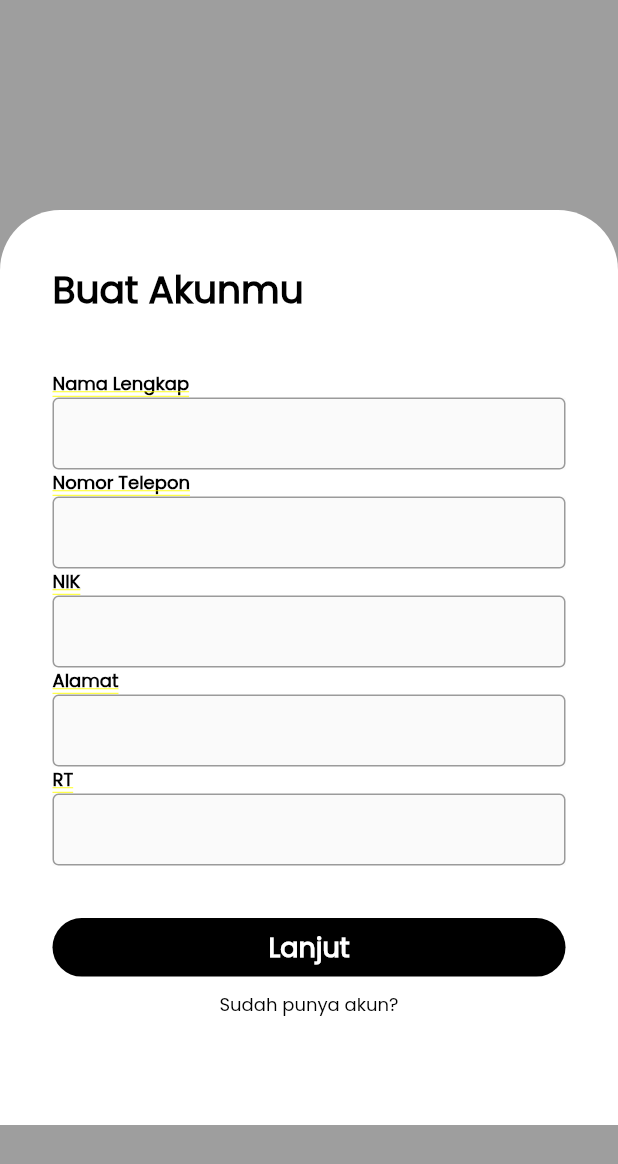
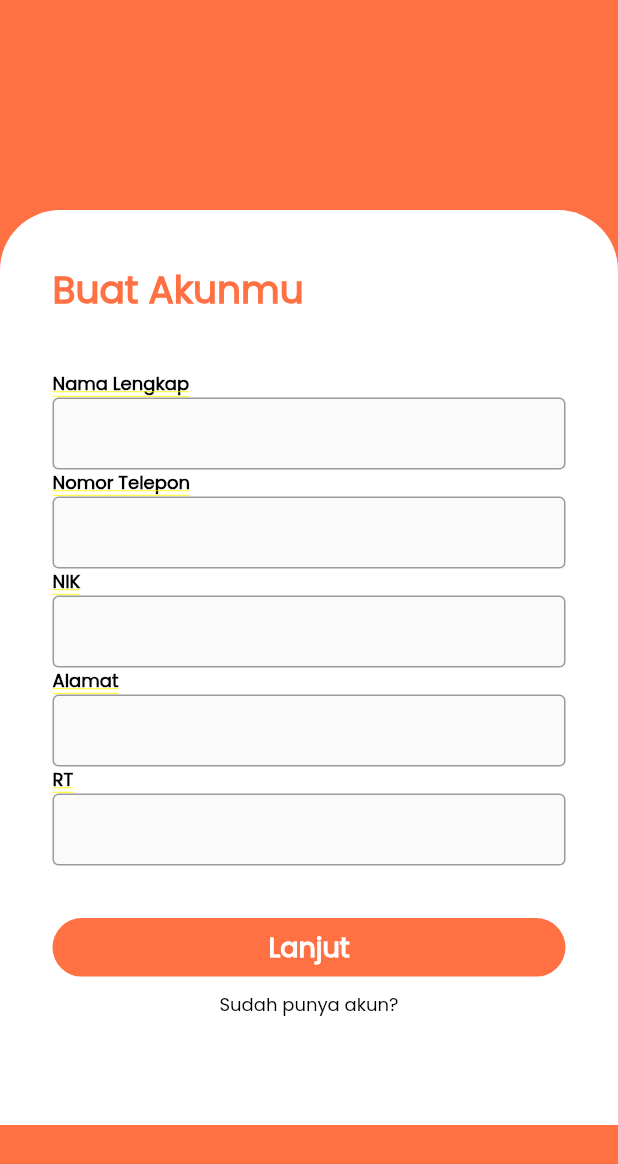
Before and after one commit to ilyasmahfud/mobileDev-laporRT, a Flutter app: the screen it shows after launch, after a tap on "Daftar", on a phone screen of 412 x 824 dp. Shown: the top 1164 px of the screen. Run offline on Flutter 3.47's test engine with Material 2 defaults, Android fonts, the phone set to English and light mode, and no system bars; our stand-ins replace flutter_svg.

```diff
--- /dev/null
+++ b/lib/constants.dart
@@ -0,0 +1,6 @@
+import 'package:flutter/material.dart';
+
+const kTextColor = Color(0xFF535353);
+const kTextLightColor = Color(0xFFACACAC);
+
+const kDefaultPaddin = 20.0;
--- a/lib/src/ui/firstPage/FirstPage.dart
+++ b/lib/src/ui/firstPage/FirstPage.dart
@@ -16,7 +16,7 @@ class FirstPage extends StatelessWidget {
             // color: Color.fromARGB(1, 196, 196, 196),
             height: MediaQuery.of(context).size.width * 0.9,
             decoration: BoxDecoration(
-              color: Colors.purpleAccent,
+              color: Colors.deepOrange[400],
               // color: Color.fromARGB(1, 196, 196, 196),
               borderRadius: BorderRadius.only(
                 bottomRight: Radius.circular(500),
--- a/lib/src/ui/firstPage/widgets/DaftarButton.dart
+++ b/lib/src/ui/firstPage/widgets/DaftarButton.dart
@@ -2,7 +2,7 @@ import 'package:final_project/src/ui/registerPage/RegisterPage.dart';
 import 'package:flutter/material.dart';
 
 class DaftarButton extends StatelessWidget {
-  const DaftarButton ({Key? key}) : super(key: key);
+  const DaftarButton({Key? key}) : super(key: key);
 
   @override
   Widget build(BuildContext context) {
@@ -11,7 +11,7 @@ class DaftarButton extends StatelessWidget {
       height: 39,
       decoration: BoxDecoration(
         borderRadius: BorderRadius.circular(100),
-        color: Colors.black,
+        color: Colors.deepOrange[400],
       ),
       child: Material(
         color: Colors.transparent,
@@ -19,8 +19,8 @@ class DaftarButton extends StatelessWidget {
           onTap: () {
             Navigator.pushReplacement(context,
                 MaterialPageRoute(builder: (context) {
-                  return RegisterPage();
-                }));
+              return RegisterPage();
+            }));
           },
           child: Center(
             child: Text(
--- a/lib/src/ui/loginPage/LoginPage.dart
+++ b/lib/src/ui/loginPage/LoginPage.dart
@@ -11,7 +11,7 @@ class LoginPage extends StatelessWidget {
   Widget build(BuildContext context) {
     Size size = MediaQuery.of(context).size;
     return Container(
-      color: Colors.grey,
+      color: Colors.deepOrange[400],
       child: ListView(
         children: [
           Container(
--- a/lib/src/ui/loginPage/widgets/SubmitButton.dart
+++ b/lib/src/ui/loginPage/widgets/SubmitButton.dart
@@ -1,4 +1,5 @@
 import 'package:final_project/src/ui/firstPage/FirstPage.dart';
+import 'package:final_project/src/ui/home/Home.dart';
 import 'package:flutter/material.dart';
 
 class SubmitButton extends StatelessWidget {
@@ -11,7 +12,7 @@ class SubmitButton extends StatelessWidget {
       height: 39,
       decoration: BoxDecoration(
         borderRadius: BorderRadius.circular(100),
-        color: Colors.black,
+        color: Colors.deepOrange[400],
       ),
       child: Material(
         color: Colors.transparent,
@@ -19,7 +20,7 @@ class SubmitButton extends StatelessWidget {
           onTap: () {
             Navigator.pushReplacement(context,
                 MaterialPageRoute(builder: (context) {
-              return FirstPage();
+              return Home();
             }));
           },
           child: Center(
--- a/lib/src/ui/loginPage/widgets/TextLogin.dart
+++ b/lib/src/ui/loginPage/widgets/TextLogin.dart
@@ -14,7 +14,7 @@ class TextLogin extends StatelessWidget {
             "Selamat Datang !",
             textAlign: TextAlign.left,
             style: TextStyle(
-              color: Colors.black,
+              color: Colors.deepOrange[400],
               fontSize: 25,
               fontFamily: "Poppins",
               fontWeight: FontWeight.w700,
--- a/lib/src/ui/registerPage/RegisterPage.dart
+++ b/lib/src/ui/registerPage/RegisterPage.dart
@@ -11,7 +11,7 @@ class RegisterPage extends StatelessWidget {
   Widget build(BuildContext context) {
     Size size = MediaQuery.of(context).size;
     return Container(
-      color: Colors.grey,
+      color: Colors.deepOrange[400],
       child: ListView(
         children: [
           Container(
--- a/lib/src/ui/registerPage/widgets/RegisterButton.dart
+++ b/lib/src/ui/registerPage/widgets/RegisterButton.dart
@@ -1,4 +1,6 @@
 import 'package:final_project/src/ui/firstPage/FirstPage.dart';
+import 'package:final_project/src/ui/home/Home.dart';
+import 'package:final_project/src/ui/loginPage/LoginPage.dart';
 import 'package:flutter/material.dart';
 
 class RegisterButton extends StatelessWidget {
@@ -11,7 +13,7 @@ class RegisterButton extends StatelessWidget {
       height: 39,
       decoration: BoxDecoration(
         borderRadius: BorderRadius.circular(100),
-        color: Colors.black,
+        color: Colors.deepOrange[400],
       ),
       child: Material(
         color: Colors.transparent,
@@ -19,7 +21,7 @@ class RegisterButton extends StatelessWidget {
           onTap: () {
             Navigator.pushReplacement(context,
                 MaterialPageRoute(builder: (context) {
-              return FirstPage();
+              return LoginPage();
             }));
           },
           child: Center(
--- a/lib/src/ui/registerPage/widgets/TextRegister.dart
+++ b/lib/src/ui/registerPage/widgets/TextRegister.dart
@@ -14,7 +14,7 @@ class TextRegister extends StatelessWidget {
             "Buat Akunmu",
             textAlign: TextAlign.center,
             style: TextStyle(
-              color: Colors.black,
+              color: Colors.deepOrange[400],
               fontSize: 25,
               fontFamily: "Poppins",
               fontWeight: FontWeight.w700,
--- a/pubspec.yaml
+++ b/pubspec.yaml
@@ -28,6 +28,7 @@ dependencies:
   # The following adds the Cupertino Icons font to your application.
   # Use with the CupertinoIcons class for iOS style icons.
   cupertino_icons: ^1.0.2
+  flutter_svg: ^0.22.0
 
 dev_dependencies:
   flutter_test:
```
Also changed, not shown: lib/src/ui/home/home.dart (+27 -2 lines), lib/src/ui/home/widgets/BodyHome.dart (added, +12 -0 lines), assets/icons/add_to_cart.svg (added), assets/icons/back.svg (added), assets/icons/bag_1.svg (added), assets/icons/cart.svg (added), assets/icons/heart.svg (added), assets/icons/search.svg (added), pubspec.lock.
